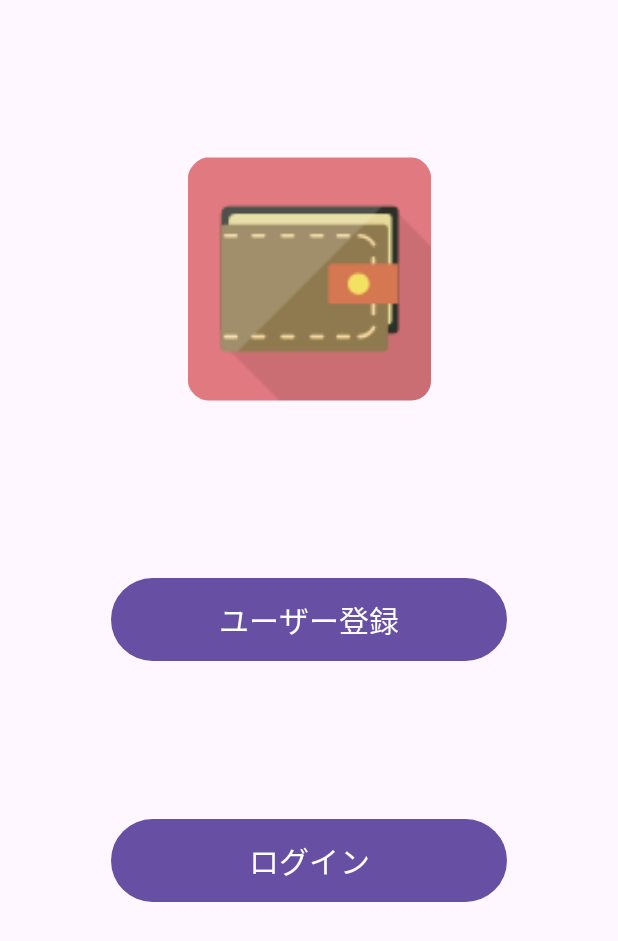
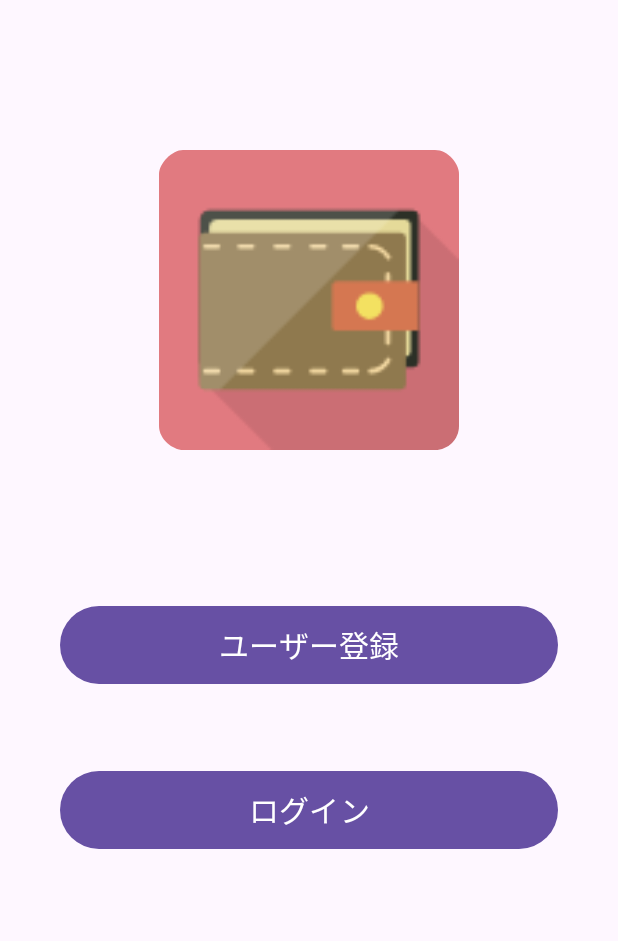
Before and after one commit to Ayumu-Nishi/AccountBook, an Android app: the screen it shows after launch (MainActivity before the commit, StartActivity after it), on a phone screen of 412 x 824 dp. Shown: the top 941 px of the screen. Run offline under Robolectric (Android 15) with nearby library versions, the phone set to English and light mode, and no system bars.

Commit message:
01_登録・ログイン選択画面の作成：制約の変更、ScrollViewの実装 02_登録画面：制約の変更、ScrollViewの実装、利用規約のWebView表示、キーボード非表示処理の追加

```diff
--- a/app/src/main/AndroidManifest.xml
+++ b/app/src/main/AndroidManifest.xml
@@ -1,6 +1,8 @@
 <?xml version="1.0" encoding="utf-8"?>
 <manifest xmlns:android="http://schemas.android.com/apk/res/android"
     xmlns:tools="http://schemas.android.com/tools">
+
+    <uses-permission android:name="android.permission.INTERNET" />
 
     <application
         android:allowBackup="true"
@@ -19,7 +21,7 @@
             android:name=".RegisterActivity"
             android:exported="false" />
         <activity
-            android:name=".MainActivity"
+            android:name=".StartActivity"
             android:exported="true">
             <intent-filter>
                 <action android:name="android.intent.action.MAIN" />
--- a/app/src/main/java/com/example/accountbook/MainActivity.kt
+++ b/app/src/main/java/com/example/accountbook/StartActivity.kt
@@ -5,7 +5,7 @@ import androidx.appcompat.app.AppCompatActivity
 import android.os.Bundle
 import android.widget.Button
 
-class MainActivity : AppCompatActivity() {
+class StartActivity : AppCompatActivity() {
     override fun onCreate(savedInstanceState: Bundle?) {
         super.onCreate(savedInstanceState)
         setContentView(R.layout.activity_main)
--- a/app/src/main/java/com/example/accountbook/DatePick.kt
+++ b/app/src/main/java/com/example/accountbook/common/DatePick.kt
@@ -1,4 +1,4 @@
-package com.example.accountbook
+package com.example.accountbook.common
 
 import android.app.AlertDialog
 import android.app.DatePickerDialog
@@ -7,6 +7,7 @@ import android.icu.util.Calendar
 import android.os.Bundle
 import android.widget.DatePicker
 import androidx.fragment.app.DialogFragment
+import com.example.accountbook.RegisterActivity
 
 
 class DatePick: DialogFragment(), DatePickerDialog.OnDateSetListener{
--- a/app/src/main/res/layout/activity_main.xml
+++ b/app/src/main/res/layout/activity_main.xml
@@ -1,19 +1,49 @@
 <?xml version="1.0" encoding="utf-8"?>
-<androidx.constraintlayout.widget.ConstraintLayout xmlns:android="http://schemas.android.com/apk/res/android"
+<ScrollView xmlns:android="http://schemas.android.com/apk/res/android"
     xmlns:app="http://schemas.android.com/apk/res-auto"
     xmlns:tools="http://schemas.android.com/tools"
+    android:id="@+id/mainScrollView"
+    android:layout_width="match_parent"
+    android:layout_height="match_parent">
+
+    <androidx.constraintlayout.widget.ConstraintLayout
         android:layout_width="match_parent"
         android:layout_height="match_parent"
-    tools:context=".MainActivity">
+        tools:context=".StartActivity">
+
+        <ImageView
+            android:id="@+id/imageView"
+            android:layout_width="200dp"
+            android:layout_height="200dp"
+            android:layout_marginStart="125dp"
+            android:layout_marginTop="100dp"
+            android:layout_marginEnd="125dp"
+            app:layout_constraintEnd_toEndOf="parent"
+            app:layout_constraintStart_toStartOf="parent"
+            app:layout_constraintTop_toTopOf="parent"
+            app:srcCompat="@mipmap/ic_launcher_round" />
+
+        <Button
+            android:id="@+id/registerButton"
+            android:layout_width="0dp"
+            android:layout_height="60dp"
+            android:layout_marginStart="40dp"
+            android:layout_marginTop="100dp"
+            android:layout_marginEnd="40dp"
+            android:text="@string/registerButton"
+            android:textSize="20sp"
+            app:layout_constraintEnd_toEndOf="parent"
+            app:layout_constraintStart_toStartOf="parent"
+            app:layout_constraintTop_toBottomOf="@+id/imageView" />
 
         <Button
             android:id="@+id/loginButton"
-        android:layout_width="264dp"
-        android:layout_height="63dp"
-        android:layout_marginStart="73dp"
-        android:layout_marginTop="51dp"
-        android:layout_marginEnd="74dp"
-        android:layout_marginBottom="173dp"
+            android:layout_width="0dp"
+            android:layout_height="60dp"
+            android:layout_marginStart="40dp"
+            android:layout_marginTop="50dp"
+            android:layout_marginEnd="40dp"
+            android:layout_marginBottom="100dp"
             android:text="@string/loginButton"
             android:textSize="20sp"
             app:layout_constraintBottom_toBottomOf="parent"
@@ -21,28 +51,6 @@
             app:layout_constraintStart_toStartOf="parent"
             app:layout_constraintTop_toBottomOf="@+id/registerButton" />
 
-    <Button
-        android:id="@+id/registerButton"
-        android:layout_width="264dp"
-        android:layout_height="63dp"
-        android:layout_marginStart="73dp"
-        android:layout_marginTop="109dp"
-        android:layout_marginEnd="74dp"
-        android:text="@string/registerButton"
-        android:textSize="20sp"
-        app:layout_constraintEnd_toEndOf="parent"
-        app:layout_constraintStart_toStartOf="parent"
-        app:layout_constraintTop_toBottomOf="@+id/imageView" />
+    </androidx.constraintlayout.widget.ConstraintLayout>
 
-    <ImageView
-        android:id="@+id/imageView"
-        android:layout_width="162dp"
-        android:layout_height="172dp"
-        android:layout_marginStart="125dp"
-        android:layout_marginTop="100dp"
-        android:layout_marginEnd="125dp"
-        app:layout_constraintEnd_toEndOf="parent"
-        app:layout_constraintStart_toStartOf="parent"
-        app:layout_constraintTop_toTopOf="parent"
-        app:srcCompat="@mipmap/ic_launcher_round" />
-</androidx.constraintlayout.widget.ConstraintLayout>
+</ScrollView>
--- a/app/src/main/res/values/colors.xml
+++ b/app/src/main/res/values/colors.xml
@@ -2,4 +2,5 @@
 <resources>
     <color name="black">#FF000000</color>
     <color name="white">#FFFFFFFF</color>
+    <color name="errorRed">#F44336</color>>
 </resources>
--- a/app/src/main/res/values/strings.xml
+++ b/app/src/main/res/values/strings.xml
@@ -12,7 +12,8 @@
     <string name="birthdayLabel">生年月日</string>
     <string name="birthdayPlaceHolder">生年月日を選択してください</string>
     <string name="birthdaySelectButton">選択</string>
-    <string name="agreementLabel">利用規約に同意します</string>
+    <string name="agreementLabel">利用規約</string>
+    <string name="agreementCheckBoxLabel">利用規約に同意します</string>
     <string name="signUpButton">登録</string>
     <string name="validError.mailAddress.blank">メールアドレスの入力が必要です</string>
     <string name="validError.mailAddress.form">メールアドレスの形式で入力してください</string>
```
Also changed, not shown: app/src/main/java/com/example/accountbook/RegisterActivity.kt (+54 -1 lines), app/src/main/java/com/example/accountbook/common/AppWebView.kt (added, +41 -0 lines), app/src/main/res/layout/activity_register.xml (+86 -104 lines), app/src/main/res/layout/view_loginform.xml (added, +92 -0 lines). Lines whose indentation alone changed are shown as unchanged.
